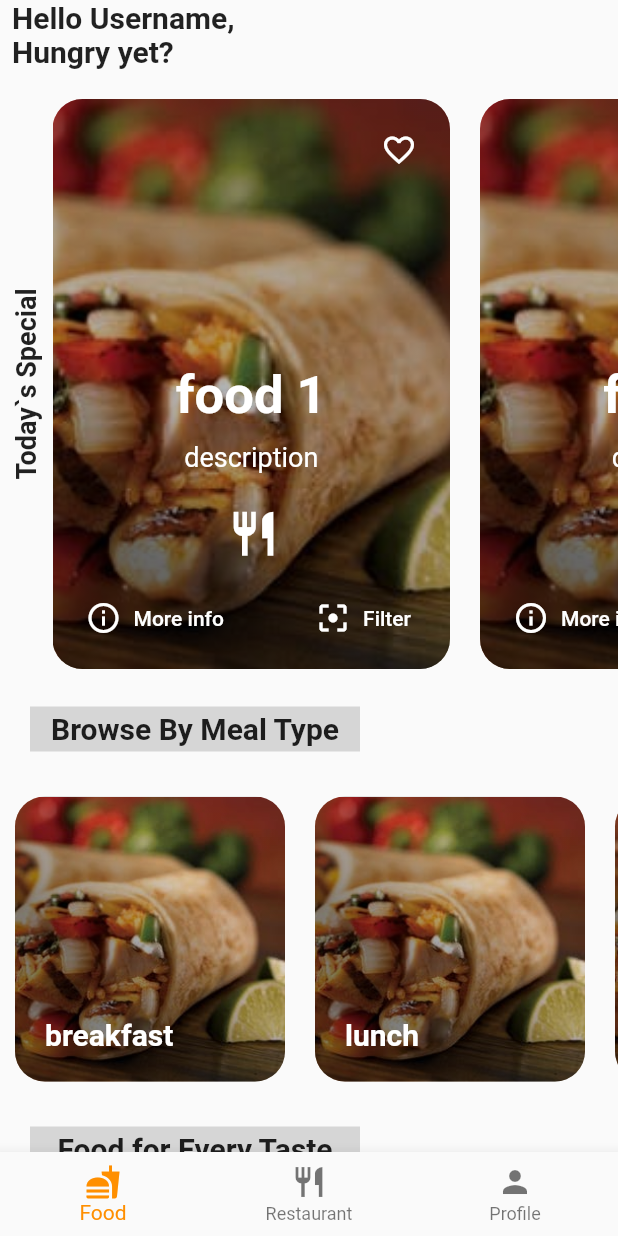
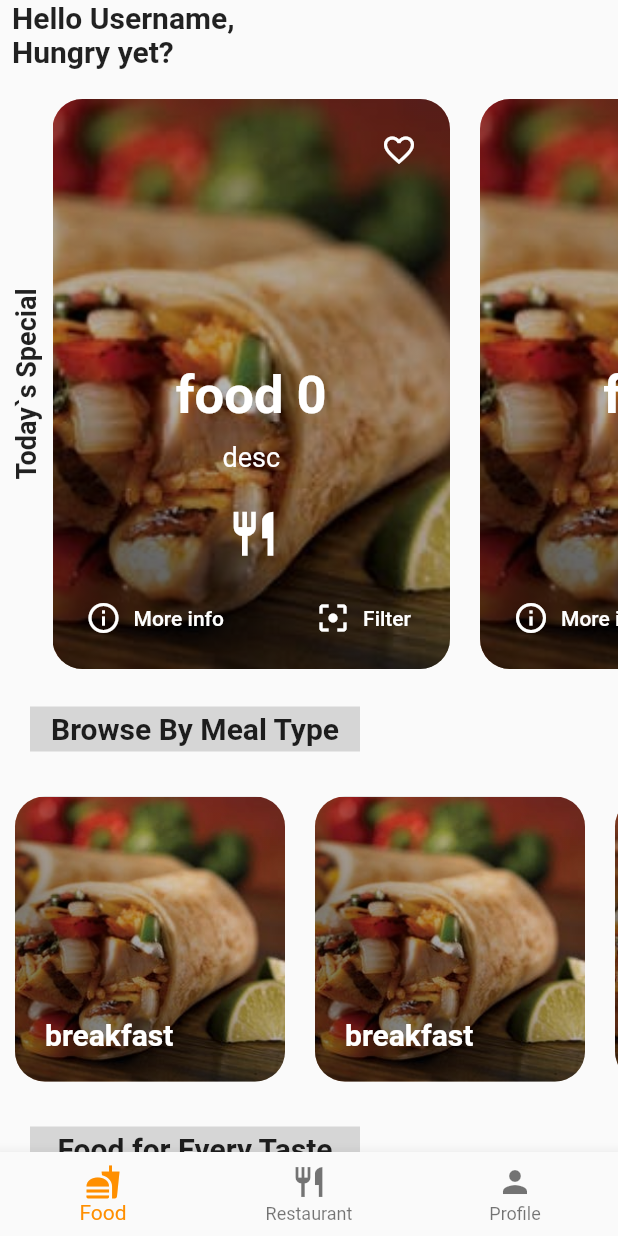
Before and after one commit to RajithShetty619/MoodishMVP, a Flutter app: the screen it shows once a user with an empty profile is signed in, on a phone screen of 412 x 824 dp. Run offline on Flutter 3.47's test engine with Material 2 defaults, Android fonts, the phone set to English and light mode, and no system bars; our stand-ins replace carousel_pro, cloud_firestore, firebase_auth, firebase_messaging, flutter_signin_button, flutter_spinkit and 3 more; accounts and stored records are empty.

Commit message:
'Mohit1'

```diff
--- a/lib/screens/Food/pages/foodHome.dart
+++ b/lib/screens/Food/pages/foodHome.dart
@@ -78,27 +78,32 @@ class _FoodHomeState extends State<FoodHome> {
                               ),
                             ),
                             Expanded(
-                              child: ListView(
+                              child:
+                                  ListView.builder(
                                     scrollDirection: Axis.horizontal,
-                                children: <Widget>[
-                                  TodaySpecial(
-                                      image: 'assets/img.jpg',
-                                      descrip1: 'food 1',
-                                      descrip2: 'description'),
-                                  TodaySpecial(
-                                      image: 'assets/img.jpg',
-                                      descrip1: 'food 2',
-                                      descrip2: 'description'),
-                                  TodaySpecial(
-                                      image: 'assets/img.jpg',
-                                      descrip1: 'food 3',
-                                      descrip2: 'description'),
-                                  TodaySpecial(
-                                      image: 'assets/img.jpg',
-                                      descrip1: 'food 4',
-                                      descrip2: 'description'),
-                                ],
+                                    itemCount: 5,
+                                    itemBuilder: (BuildContext context,int index) {
+                                      return TodaySpecial(image: 'assets/img.jpg', descrip1: 'food 0', descrip2: 'desc');
+                                    }
                                   ),
+                              //     TodaySpecial(
+                              //         image: 'assets/img.jpg',
+                              //         descrip1: 'food 1',
+                              //         descrip2: 'description'),
+                              //     TodaySpecial(
+                              //         image: 'assets/img.jpg',
+                              //         descrip1: 'food 2',
+                              //         descrip2: 'description'),
+                              //     TodaySpecial(
+                              //         image: 'assets/img.jpg',
+                              //         descrip1: 'food 3',
+                              //         descrip2: 'description'),
+                              //     TodaySpecial(
+                              //         image: 'assets/img.jpg',
+                              //         descrip1: 'food 4',
+                              //         descrip2: 'description'),
+                              //   ],
+                              // ),
                             ),
                           ],
                         ),
@@ -127,18 +132,29 @@ class _FoodHomeState extends State<FoodHome> {
                       Container(
                         // color: Colors.grey[300],
                         height: 200,
-                        child: ListView(
+                        child:
+                          ListView.builder(
                             scrollDirection: Axis.horizontal,
-                          children: <Widget>[
+                            itemCount: 5,
+                            itemBuilder: (BuildContext context,int index) {
+                              return
                                 MealType(
-                                image: 'assets/img.jpg', types: 'breakfast'),
-                            MealType(image: 'assets/img.jpg', types: 'lunch'),
-                            MealType(
-                                image: 'assets/img.jpg', types: 'snacks'),
-                            MealType(
-                                image: 'assets/img.jpg', types: 'dinner'),
-                          ],
+                                 image: 'assets/img.jpg', types: 'breakfast'
+                              );
+                            }
                           ),
+                        // child: ListView(
+                        //   scrollDirection: Axis.horizontal,
+                        //   children: <Widget>[
+                        //     MealType(
+                        //         image: 'assets/img.jpg', types: 'breakfast'),
+                        //     MealType(image: 'assets/img.jpg', types: 'lunch'),
+                        //     MealType(
+                        //         image: 'assets/img.jpg', types: 'snacks'),
+                        //     MealType(
+                        //         image: 'assets/img.jpg', types: 'dinner'),
+                        //   ],
+                        // ),
                       ),
                       SizedBox(height: 20),
                       Padding(
@@ -197,27 +213,39 @@ class _FoodHomeState extends State<FoodHome> {
                       Container(
                         // color: Colors.grey[300],
                         height: 300,
-                        child: ListView(
+                        child:
+                          ListView.builder(
                             scrollDirection: Axis.horizontal,
-                          children: <Widget>[
-                            FoodEveryTaste(
+                            itemCount: 5,
+                            itemBuilder: (BuildContext context,int index) {
+                              return FoodEveryTaste(
                                 image: 'assets/img.jpg',
                                 title: 'food1',
-                                desc: 'description'),
-                            FoodEveryTaste(
-                                image: 'assets/img.jpg',
-                                title: 'food2',
-                                desc: 'description'),
-                            FoodEveryTaste(
-                                image: 'assets/img.jpg',
-                                title: 'food3',
-                                desc: 'description'),
-                            FoodEveryTaste(
-                                image: 'assets/img.jpg',
-                                title: 'food4',
-                                desc: 'description'),
-                          ],
+                                desc: 'description'
+                              );
+                            }
                           ),
+                        // child: ListView(
+                        //   scrollDirection: Axis.horizontal,
+                        //   children: <Widget>[
+                        //     FoodEveryTaste(
+                        //         image: 'assets/img.jpg',
+                        //         title: 'food1',
+                        //         desc: 'description'),
+                        //     FoodEveryTaste(
+                        //         image: 'assets/img.jpg',
+                        //         title: 'food2',
+                        //         desc: 'description'),
+                        //     FoodEveryTaste(
+                        //         image: 'assets/img.jpg',
+                        //         title: 'food3',
+                        //         desc: 'description'),
+                        //     FoodEveryTaste(
+                        //         image: 'assets/img.jpg',
+                        //         title: 'food4',
+                        //         desc: 'description'),
+                        //   ],
+                        // ),
                       ),
                       SizedBox(height: 20),
                       Padding(
@@ -274,27 +302,39 @@ class _FoodHomeState extends State<FoodHome> {
                       ),
                       Container(
                         height: 300,
-                        child: ListView(
+                        child:
+                          ListView.builder(
                             scrollDirection: Axis.horizontal,
-                          children: <Widget>[
-                            FoodEverySituation(
+                            itemCount: 5,
+                            itemBuilder: (BuildContext context,int index) {
+                              return FoodEverySituation(
                                 image: 'assets/img.jpg',
                                 title: 'food1',
-                                desc: 'description'),
-                            FoodEverySituation(
-                                image: 'assets/img.jpg',
-                                title: 'food2',
-                                desc: 'description'),
-                            FoodEverySituation(
-                                image: 'assets/img.jpg',
-                                title: 'food3',
-                                desc: 'description'),
-                            FoodEverySituation(
-                                image: 'assets/img.jpg',
-                                title: 'food4',
-                                desc: 'description'),
-                          ],
+                                desc: 'description'
+                              );
+                            }
                           ),
+                        // child: ListView(
+                        //   scrollDirection: Axis.horizontal,
+                        //   children: <Widget>[
+                        //     FoodEverySituation(
+                        //         image: 'assets/img.jpg',
+                        //         title: 'food1',
+                        //         desc: 'description'),
+                        //     FoodEverySituation(
+                        //         image: 'assets/img.jpg',
+                        //         title: 'food2',
+                        //         desc: 'description'),
+                        //     FoodEverySituation(
+                        //         image: 'assets/img.jpg',
+                        //         title: 'food3',
+                        //         desc: 'description'),
+                        //     FoodEverySituation(
+                        //         image: 'assets/img.jpg',
+                        //         title: 'food4',
+                        //         desc: 'description'),
+                        //   ],
+                        // ),
                       ),
                     ],
                   ),
```
Lines whose indentation alone changed are shown as unchanged.
